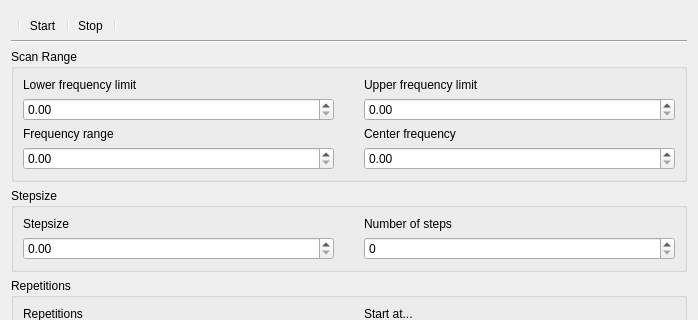
This is src/DynExpManager/Modules/LaserScanningSpectroscopy/LaserScanningSpectroscopy.ui in jbopp/dynexp as Qt 5 draws it before an edit; both pictures show x 0 to 698 and y 0 to 320 of the 698 by 581 pixel window. The edited form follows.
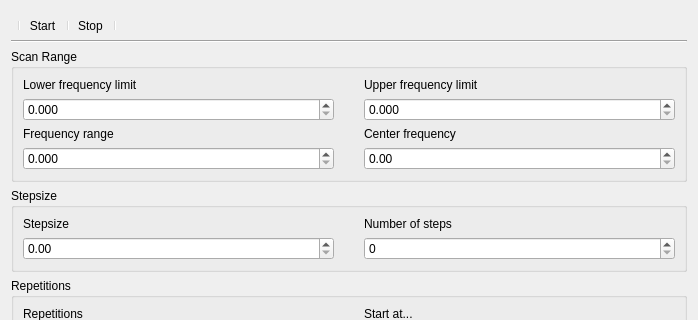
This is the edited form. Icons and pictures are not drawn.

Commit message: Fixed some issues in module files regarding interaction between UI items

What changed in the file:
```diff
--- a/src/DynExpManager/Modules/LaserScanningSpectroscopy/LaserScanningSpectroscopy.ui
+++ b/src/DynExpManager/Modules/LaserScanningSpectroscopy/LaserScanningSpectroscopy.ui
@@ -103,6 +103,9 @@
           <property name="keyboardTracking">
            <bool>false</bool>
           </property>
+          <property name="decimals">
+           <number>3</number>
+          </property>
          </widget>
         </item>
         <item row="3" column="1">
@@ -117,6 +120,9 @@
           <property name="keyboardTracking">
            <bool>false</bool>
           </property>
+          <property name="decimals">
+           <number>3</number>
+          </property>
          </widget>
         </item>
         <item row="2" column="0">
@@ -152,6 +158,9 @@
           <property name="keyboardTracking">
            <bool>false</bool>
           </property>
+          <property name="decimals">
+           <number>3</number>
+          </property>
          </widget>
         </item>
        </layout>
```
Left out of the diff: 5 changed lines with no effect on the pictures. The commit also changes 4 other files.
